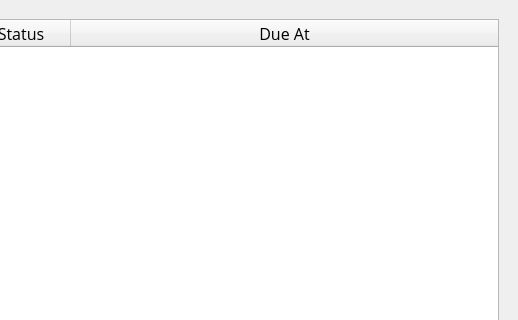
First picture: the form in cli_challenge/frontend/frontend.ui, repository JFielding7/CLI-Inventory-Managment-System, before the edit; both pictures show x 793 to 1311 and y 0 to 320 of the 1311 by 835 pixel window.
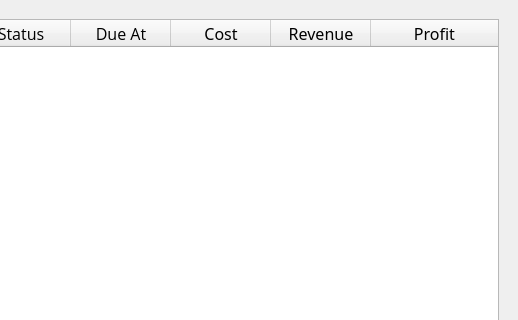
Second picture: the form after the edit.

Commit message: added profits/cost tabs

Diff of the .ui file:
```diff
--- a/cli_challenge/frontend/frontend.ui
+++ b/cli_challenge/frontend/frontend.ui
@@ -176,6 +176,39 @@
             </font>
            </property>
           </column>
+          <column>
+           <property name="text">
+            <string>Cost</string>
+           </property>
+           <property name="font">
+            <font>
+             <family>OpenSymbol</family>
+             <pointsize>12</pointsize>
+            </font>
+           </property>
+          </column>
+          <column>
+           <property name="text">
+            <string>Revenue</string>
+           </property>
+           <property name="font">
+            <font>
+             <family>OpenSymbol</family>
+             <pointsize>12</pointsize>
+            </font>
+           </property>
+          </column>
+          <column>
+           <property name="text">
+            <string>Profit</string>
+           </property>
+           <property name="font">
+            <font>
+             <family>OpenSymbol</family>
+             <pointsize>12</pointsize>
+            </font>
+           </property>
+          </column>
          </widget>
         </item>
        </layout>
```
The commit also changes 3 other files.
